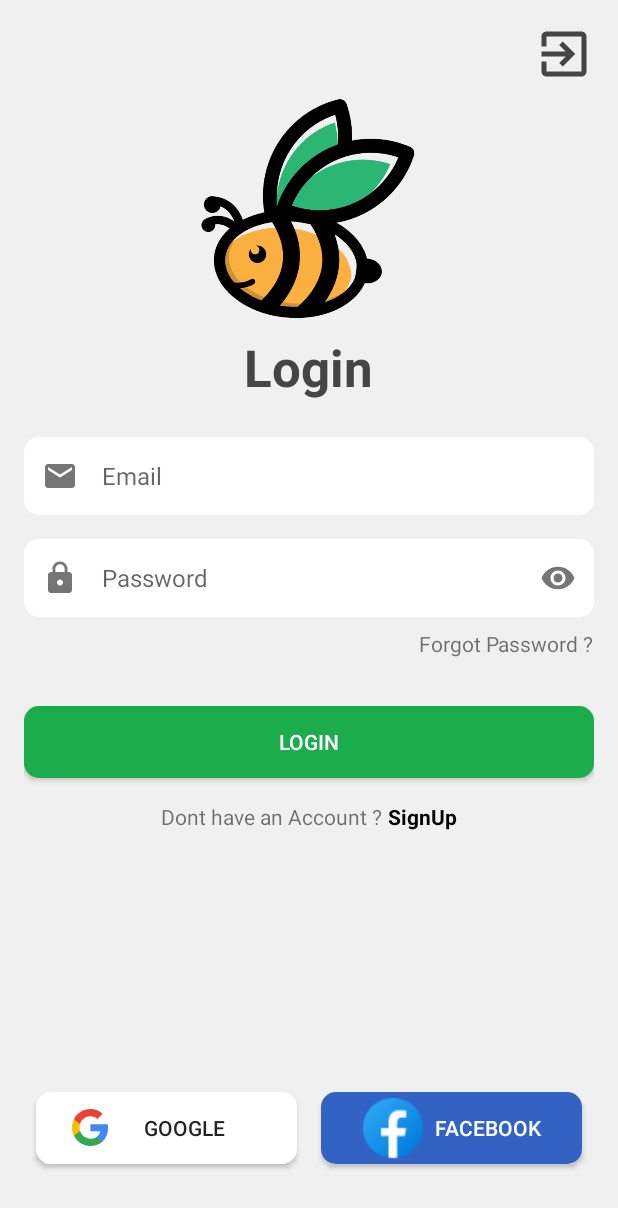
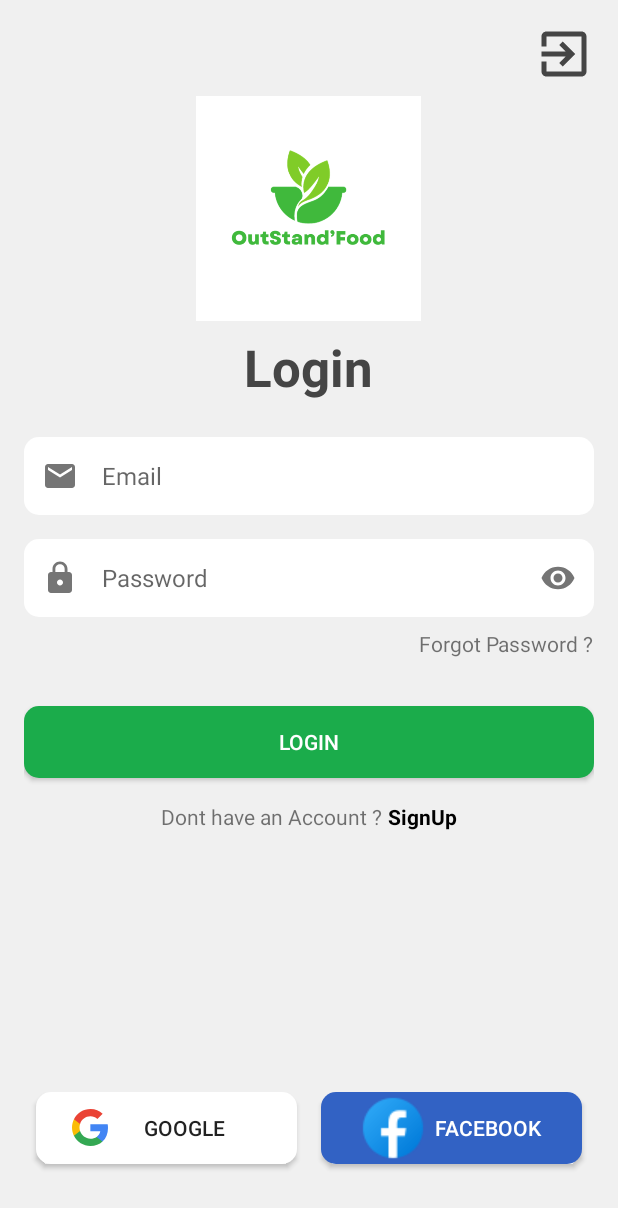
Before and after one commit to 2KDA/OutstandFood_Client, an Android app: the Login_screen screen opened directly, with no data from a screen before it, on a phone screen of 412 x 824 dp. Shown: the top 1208 px of the screen. Run offline under Robolectric (Android 15) with nearby library versions, the phone set to English and light mode, and no system bars.

Commit message:
test fix loi

```diff
--- a/app/src/main/res/layout/activity_login_screen.xml
+++ b/app/src/main/res/layout/activity_login_screen.xml
@@ -17,7 +17,7 @@
         android:id="@+id/login_logo"
         android:layout_width="150dp"
         android:layout_height="150dp"
-        android:src="@drawable/logo_app"
+        android:src="@drawable/logo_splash"
         android:layout_centerHorizontal="true"
         android:layout_marginTop="48dp"/>
 
```
